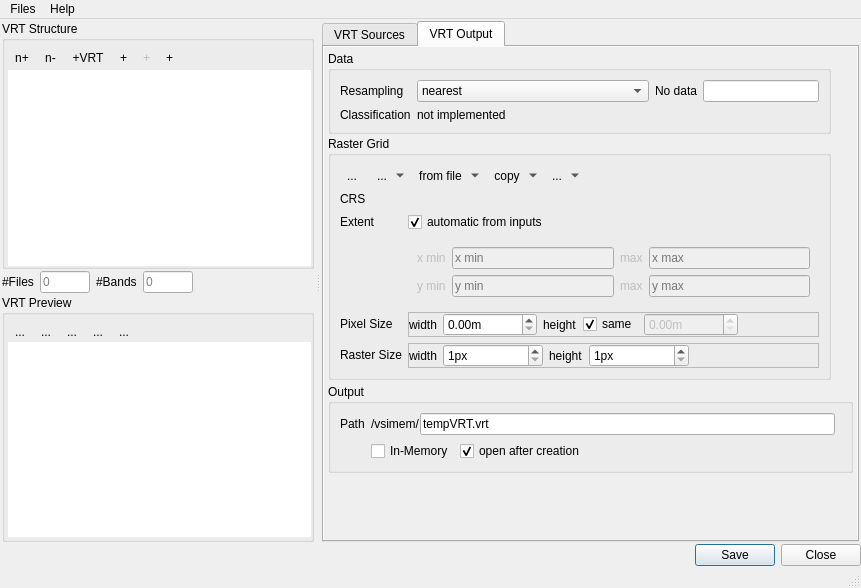
Above: vrtbuilder/ui/vrtbuilder.ui from jakimowb/virtual-raster-builder before the change. Below: the same form after it.
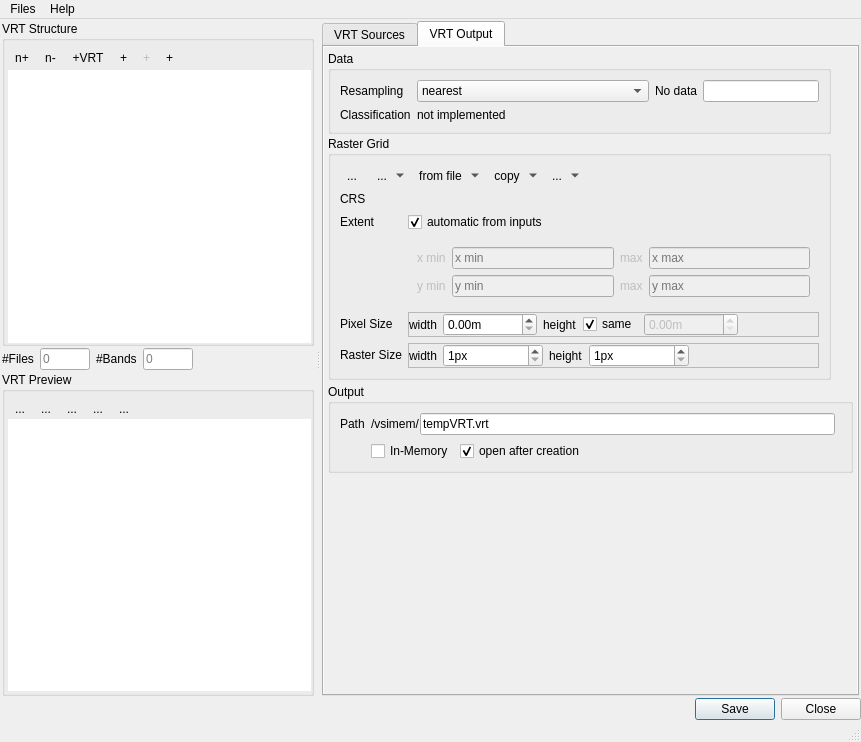
That is the form after the change. The open tabs and pages were chosen to show the change. Icons and pictures are not drawn. Custom widgets are drawn as their Qt base class.

Diff of the .ui file:
```diff
--- a/vrtbuilder/ui/vrtbuilder.ui
+++ b/vrtbuilder/ui/vrtbuilder.ui
@@ -7,7 +7,7 @@
     <x>0</x>
     <y>0</y>
     <width>861</width>
-    <height>588</height>
+    <height>742</height>
    </rect>
   </property>
   <property name="windowTitle">
@@ -773,8 +773,8 @@
                 <rect>
                  <x>0</x>
                  <y>0</y>
-                 <width>546</width>
-                 <height>472</height>
+                 <width>548</width>
+                 <height>626</height>
                 </rect>
                </property>
                <layout class="QGridLayout" name="gridLayout_2">
```
Left out of the diff: 4 changed lines with no effect on the pictures.
